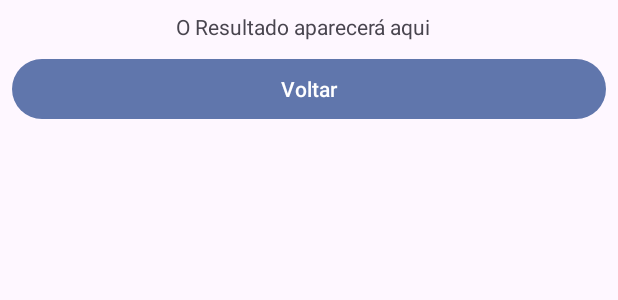
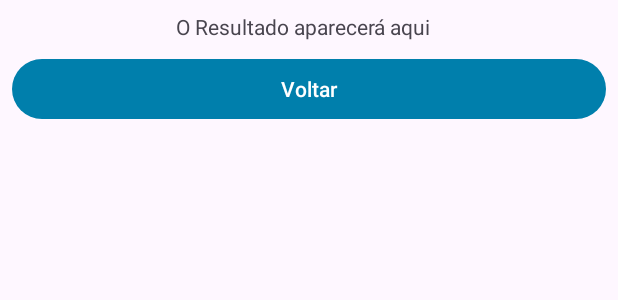
Before and after one commit to DiegoGervazoni/OceanJornadaAndroidMar2024, an Android app: the layout activity_resultado.xml on its own in the app's theme, with its tools: preview values and no code run, on a phone screen of 412 x 824 dp. Shown: the top 300 px of the screen. Run offline under Robolectric (Android 15) with nearby library versions, the phone set to English and light mode, and no system bars.

Commit message:
Correcao da cor para qualquer API

```diff
--- a/app/src/main/res/layout/activity_resultado.xml
+++ b/app/src/main/res/layout/activity_resultado.xml
@@ -30,7 +30,7 @@
         android:layout_marginEnd="8dp"
         android:layout_marginRight="8dp"
         android:text="Voltar"
-        app:backgroundTint="@android:color/system_accent1_500"
+        app:backgroundTint="#FF007FAC"
         app:layout_constraintEnd_toEndOf="parent"
         app:layout_constraintStart_toStartOf="parent"
         app:layout_constraintTop_toBottomOf="@+id/tvResultado" />
```
